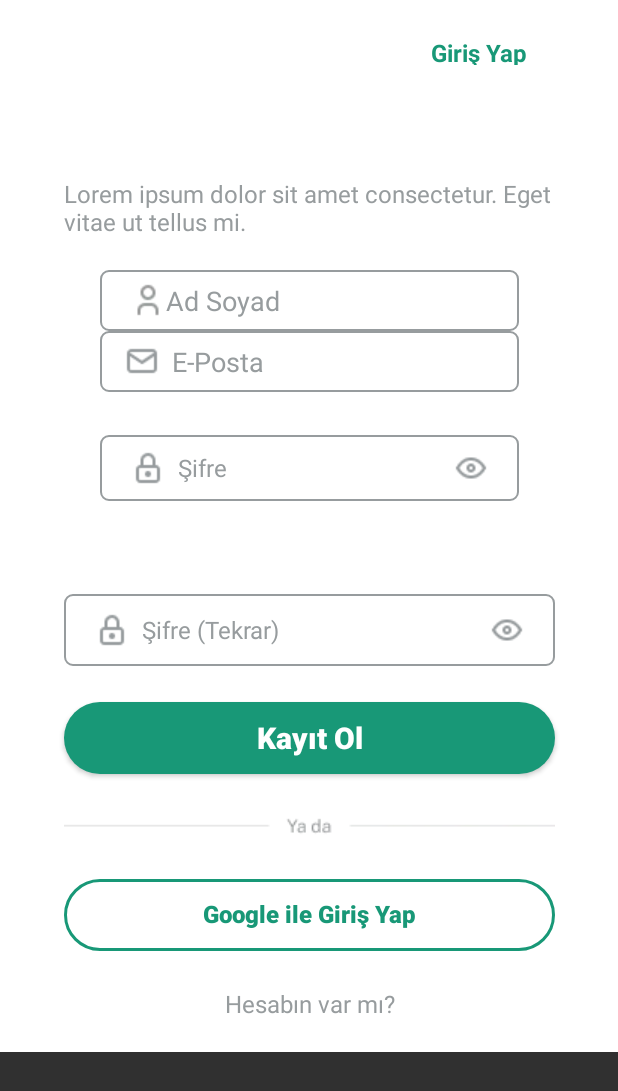
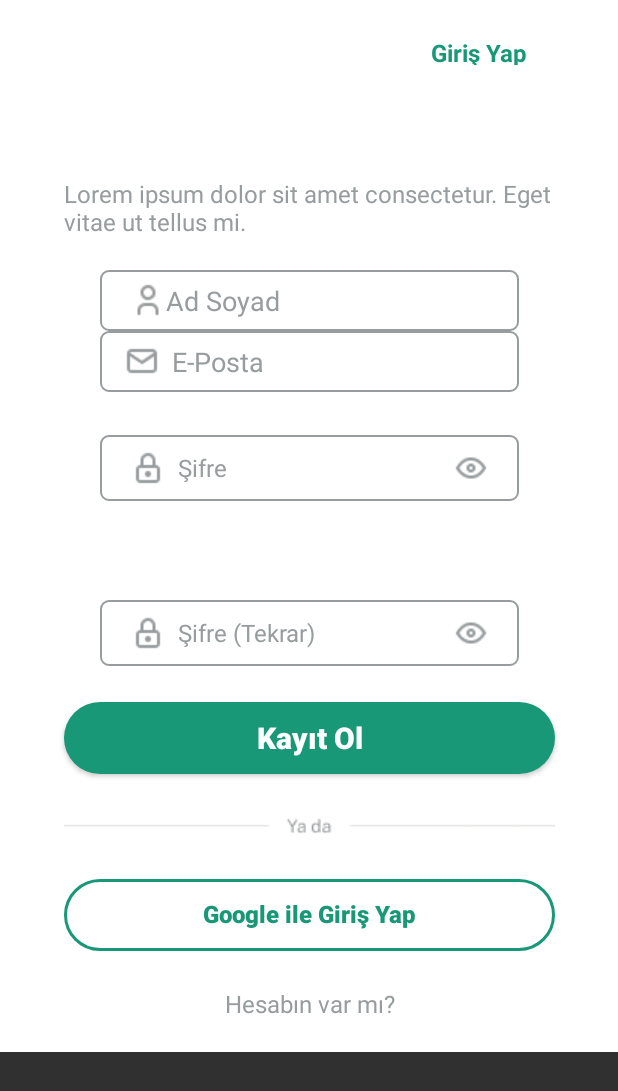
Before and after one commit to elifcr/Sulama_Sistemi, an Android app: the SignInActivity screen opened directly, with no data from a screen before it, on a phone screen of 412 x 824 dp. Shown: the top 1091 px of the screen. Run offline under Robolectric (Android 15) with nearby library versions, the phone set to English and light mode, and no system bars; our stand-ins replace Firebase (no records; nobody signed in at launch, a user with empty details on screens opened directly).

Commit message:
Hata Düzeltmeleri

```diff
--- a/app/src/main/res/layout/activity_sign_in.xml
+++ b/app/src/main/res/layout/activity_sign_in.xml
@@ -130,8 +130,9 @@
 
         <EditText
             android:id="@+id/kayitsifretekrar"
-            android:layout_width="327dp"
-            android:layout_height="48dp"
+            android:layout_width="match_parent"
+            android:layout_height="wrap_content"
+            android:layout_marginHorizontal="24dp"
             android:background="@drawable/textfield"
             android:text="@string/sifre_tekrar"
             android:textSize="16sp"
```
